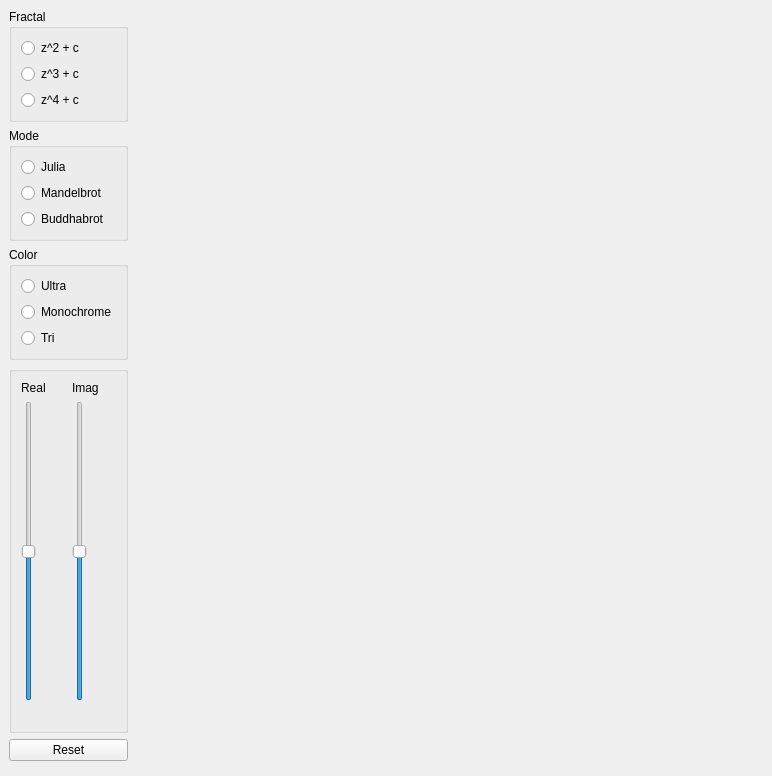
The window that python-fractals/gui/designs/main.ui (seird/fractals) describes before a commit, drawn with Qt 5.
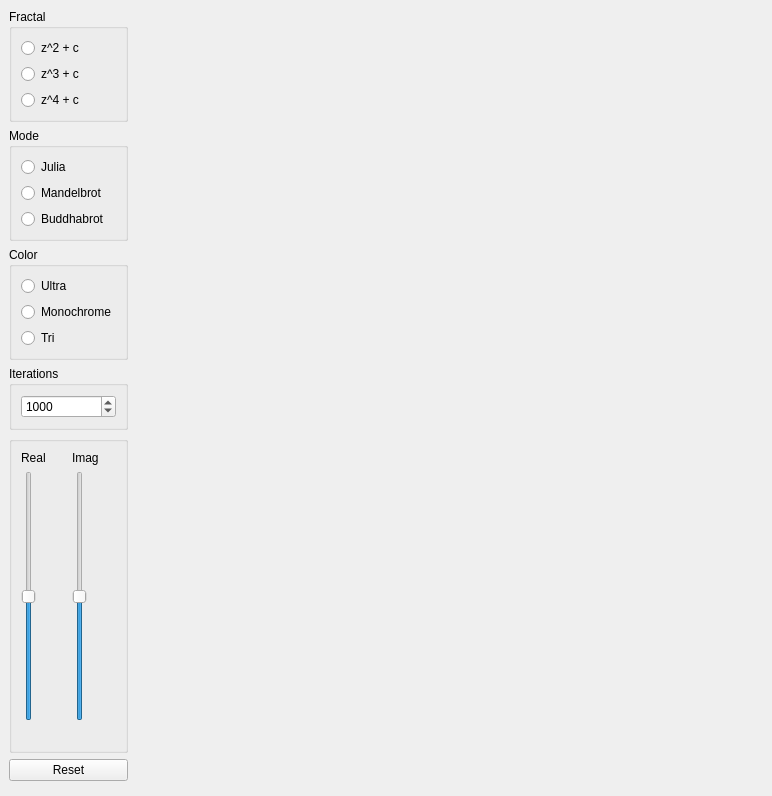
The same window after the commit.

Commit message: add iterations option to python gui

Patch:
```diff
--- a/python-fractals/gui/designs/main.ui
+++ b/python-fractals/gui/designs/main.ui
@@ -7,9 +7,15 @@
     <x>0</x>
     <y>0</y>
     <width>772</width>
-    <height>746</height>
+    <height>755</height>
    </rect>
   </property>
+  <property name="sizePolicy">
+   <sizepolicy hsizetype="Preferred" vsizetype="Preferred">
+    <horstretch>0</horstretch>
+    <verstretch>0</verstretch>
+   </sizepolicy>
+  </property>
   <property name="windowTitle">
    <string>MainWindow</string>
   </property>
@@ -145,6 +151,34 @@
           </layout>
          </widget>
         </item>
+        <item>
+         <widget class="QGroupBox" name="groupBox">
+          <property name="maximumSize">
+           <size>
+            <width>200</width>
+            <height>16777215</height>
+           </size>
+          </property>
+          <property name="title">
+           <string>Iterations</string>
+          </property>
+          <layout class="QGridLayout" name="gridLayout">
+           <item row="0" column="0">
+            <widget class="QSpinBox" name="spin_iterations">
+             <property name="minimum">
+              <number>1</number>
+             </property>
+             <property name="maximum">
+              <number>2000</number>
+             </property>
+             <property name="value">
+              <number>1000</number>
+             </property>
+            </widget>
+           </item>
+          </layout>
+         </widget>
+        </item>
         <item>
          <widget class="QGroupBox" name="groupBox_C">
           <property name="sizePolicy">
@@ -163,7 +197,7 @@
            <string/>
           </property>
           <layout class="QGridLayout" name="gridLayout_2">
-           <item row="0" column="0">
+           <item row="1" column="0">
             <layout class="QHBoxLayout" name="horizontalLayout">
              <item>
               <layout class="QVBoxLayout" name="verticalLayout_2">
@@ -179,7 +213,7 @@
                  <property name="minimumSize">
                   <size>
                    <width>0</width>
-                   <height>300</height>
+                   <height>250</height>
                   </size>
                  </property>
                  <property name="minimum">
@@ -216,7 +250,7 @@
                  <property name="minimumSize">
                   <size>
                    <width>0</width>
-                   <height>300</height>
+                   <height>250</height>
                   </size>
                  </property>
                  <property name="minimum">
@@ -249,6 +283,12 @@
         </item>
         <item>
          <widget class="QPushButton" name="pb_reset">
+          <property name="maximumSize">
+           <size>
+            <width>200</width>
+            <height>16777215</height>
+           </size>
+          </property>
           <property name="text">
            <string>Reset</string>
           </property>
@@ -281,6 +321,9 @@
         <property name="text">
          <string/>
         </property>
+        <property name="alignment">
+         <set>Qt::AlignLeading|Qt::AlignLeft|Qt::AlignTop</set>
+        </property>
        </widget>
       </item>
      </layout>
```
The commit also changes 5 other files.
